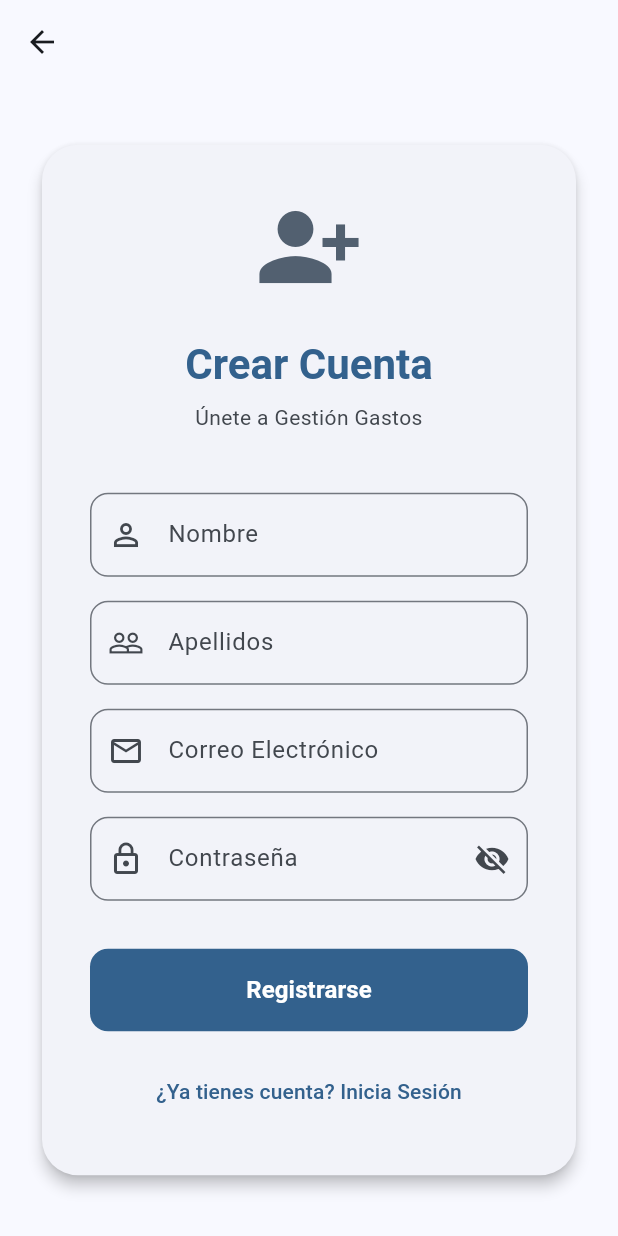
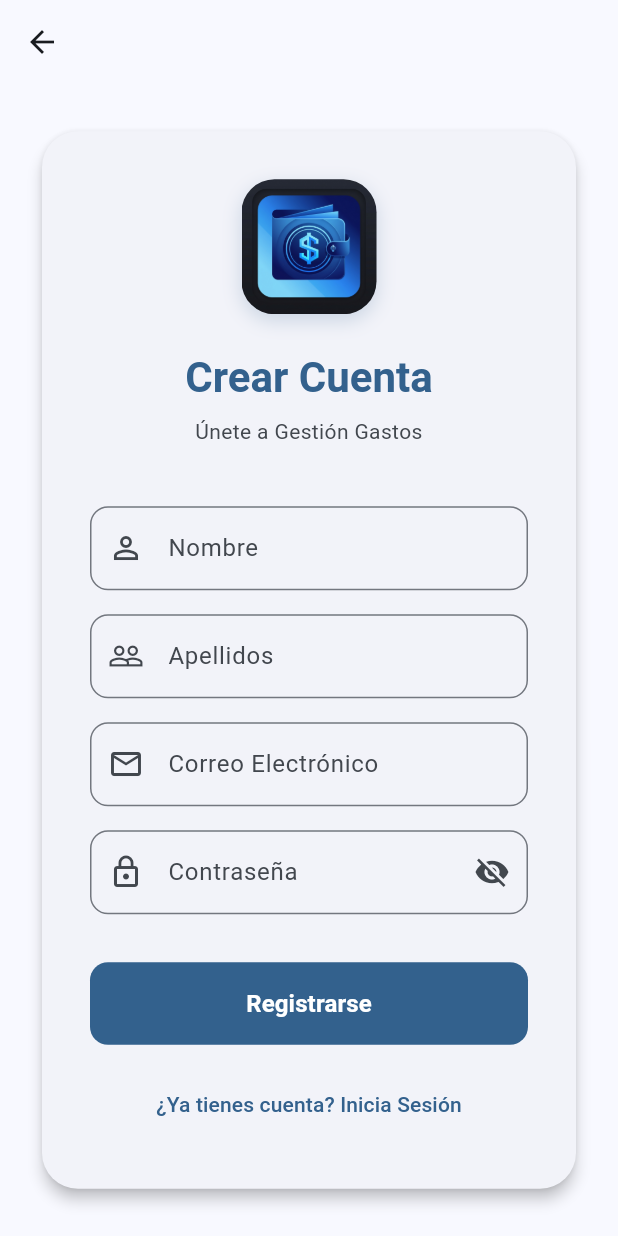
Before and after one commit to sergiohernandeznavarro89/gestion-gastos-mobile, a Flutter app: the screen it shows after launch, after a tap on "¿No tienes cuenta? Regístrate", on a phone screen of 412 x 824 dp. Run offline on Flutter 3.47's test engine with Material 3 defaults, Android fonts, the phone set to English and light mode, and no system bars; our stand-ins replace dio, flutter_riverpod, go_router, shared_preferences.

Commit message:
feat: implement mobile app screens, form dialogs, authentication, and core assets

```diff
--- a/lib/core/network/api_client.dart
+++ b/lib/core/network/api_client.dart
@@ -42,10 +42,13 @@ void configureDio() {
 }
 
 String _getBaseUrl() {
-  if (kIsWeb) {
-    // En el navegador, localhost apunta al PC
-    return 'https://localhost:7061/api';
+  if (kDebugMode) {
+    if (kIsWeb) {
+      return 'https://localhost:7061/api';
+    }
+    // En el emulador de Android, 10.0.2.2 es la IP para acceder al localhost del PC
+    return 'https://10.0.2.2:7061/api';
   }
-  // En el emulador de Android, 10.0.2.2 es la IP para acceder al localhost del PC
-  return 'https://10.0.2.2:7061/api';
+  // Producción
+  return 'https://gestiongastosapi.azurewebsites.net/api';
 }
--- /dev/null
+++ b/lib/core/widgets/custom_spinner.dart
@@ -0,0 +1,185 @@
+import 'package:flutter/material.dart';
+import 'dart:math' as math;
+
+class CustomSpinner extends StatefulWidget {
+  final double size;
+  final Color? color;
+
+  const CustomSpinner({
+    super.key,
+    this.size = 80.0,
+    this.color,
+  });
+
+  @override
+  State<CustomSpinner> createState() => _CustomSpinnerState();
+}
+
+class _CustomSpinnerState extends State<CustomSpinner> with SingleTickerProviderStateMixin {
+  late AnimationController _controller;
+
+  @override
+  void initState() {
+    super.initState();
+    _controller = AnimationController(
+      vsync: this,
+      duration: const Duration(seconds: 2),
+    )..repeat();
+  }
+
+  @override
+  void dispose() {
+    _controller.dispose();
+    super.dispose();
+  }
+
+  @override
+  Widget build(BuildContext context) {
+    // Si no se especifica color, dibujamos el spinner completo (con fondo azul como el icono)
+    final bool isFullIcon = widget.color == null;
+    final themeColor = widget.color ?? Colors.white;
+
+    Widget spinnerContent = SizedBox(
+      width: widget.size,
+      height: widget.size,
+      child: Stack(
+        alignment: Alignment.center,
+        children: [
+          // Centro fijo: símbolo del dólar
+          Text(
+            '\$',
+            style: TextStyle(
+              fontSize: widget.size * 0.45,
+              fontWeight: FontWeight.bold,
+              color: themeColor,
+            ),
+          ),
+          // Anillo interior girando a la izquierda (antihorario)
+          AnimatedBuilder(
+            animation: _controller,
+            builder: (context, child) {
+              return Transform.rotate(
+                angle: -_controller.value * 2.0 * math.pi * 1.5,
+                child: CustomPaint(
+                  size: Size(widget.size * 0.75, widget.size * 0.75),
+                  painter: _DashedCirclePainter(
+                    color: themeColor.withOpacity(0.8),
+                    strokeWidth: widget.size * 0.08,
+                    dashLength: widget.size * 0.2,
+                    gapLength: widget.size * 0.1,
+                  ),
+                ),
+              );
+            },
+          ),
+          // Anillo exterior girando a la derecha (horario)
+          AnimatedBuilder(
+            animation: _controller,
+            builder: (context, child) {
+              return Transform.rotate(
+                angle: _controller.value * 2.0 * math.pi,
+                child: CustomPaint(
+                  size: Size(widget.size, widget.size),
+                  painter: _DashedCirclePainter(
+                    color: themeColor,
+                    strokeWidth: widget.size * 0.1,
+                    dashLength: widget.size * 0.4,
+                    gapLength: widget.size * 0.15,
+                  ),
+                ),
+              );
+            },
+          ),
+        ],
+      ),
+    );
+
+    if (isFullIcon) {
+      // Añadir el fondo azul que simula la cartera
+      return Container(
+        width: widget.size * 1.5,
+        height: widget.size * 1.5,
+        decoration: BoxDecoration(
+          borderRadius: BorderRadius.circular(widget.size * 0.35),
+          gradient: const LinearGradient(
+            begin: Alignment.topLeft,
+            end: Alignment.bottomRight,
+            colors: [
+              Color(0xFF4FC3F7), // Light blue
+              Color(0xFF0277BD), // Darker blue
+              Color(0xFF01579B), // Darkest blue
+            ],
+          ),
+          boxShadow: [
+            BoxShadow(
+              color: Colors.blue.withOpacity(0.3),
+              blurRadius: widget.size * 0.2,
+              offset: Offset(0, widget.size * 0.1),
+            ),
+          ],
+        ),
+        child: Center(child: spinnerContent),
+      );
+    }
+
+    return spinnerContent;
+  }
+}
+
+class _DashedCirclePainter extends CustomPainter {
+  final Color color;
+  final double strokeWidth;
+  final double dashLength;
+  final double gapLength;
+
+  _DashedCirclePainter({
+    required this.color,
+    required this.strokeWidth,
+    required this.dashLength,
+    required this.gapLength,
+  });
+
+  @override
+  void paint(Canvas canvas, Size size) {
+    final rect = Rect.fromLTWH(0, 0, size.width, size.height);
+    final paint = Paint()
+      ..color = color
+      ..strokeWidth = strokeWidth
+      ..style = PaintingStyle.stroke
+      ..strokeCap = StrokeCap.round;
+
+    final circumference = math.pi * size.width;
+    final double totalDashSpace = dashLength + gapLength;
+    final int dashCount = (circumference / totalDashSpace).floor();
+
+    // Recalcular para que cierre perfecto
+    final double adjustedTotalSpace = circumference / dashCount;
+    final double adjustedDashLength = adjustedTotalSpace * (dashLength / totalDashSpace);
+    final double adjustedGapLength = adjustedTotalSpace - adjustedDashLength;
+
+    double startAngle = 0;
+
+    // Radio
+    final radius = size.width / 2;
+
+    for (int i = 0; i < dashCount; i++) {
+      final sweepAngle = (adjustedDashLength / circumference) * 2 * math.pi;
+      canvas.drawArc(
+        Rect.fromCircle(center: Offset(radius, radius), radius: radius),
+        startAngle,
+        sweepAngle,
+        false,
+        paint,
+      );
+      startAngle += sweepAngle + ((adjustedGapLength / circumference) * 2 * math.pi);
+    }
+  }
+
+  @override
+  bool shouldRepaint(covariant _DashedCirclePainter oldDelegate) {
+    return oldDelegate.color != color ||
+        oldDelegate.strokeWidth != strokeWidth ||
+        oldDelegate.dashLength != dashLength ||
+        oldDelegate.gapLength != gapLength;
+  }
+}
--- a/lib/features/accounts/presentation/accounts_screen.dart
+++ b/lib/features/accounts/presentation/accounts_screen.dart
@@ -1,6 +1,8 @@
 import 'package:flutter/material.dart';
 import 'package:flutter_riverpod/flutter_riverpod.dart';
+import 'package:intl/intl.dart';
 import 'accounts_provider.dart';
+import '../../../core/widgets/custom_spinner.dart';
 import 'widgets/account_form_dialog.dart';
 
 class AccountsScreen extends ConsumerWidget {
@@ -92,7 +94,7 @@ class AccountsScreen extends ConsumerWidget {
             ),
           );
         },
-        loading: () => const Center(child: CircularProgressIndicator()),
+        loading: () => const Center(child: CustomSpinner()),
         error: (error, stack) => Center(
           child: Column(
             mainAxisAlignment: MainAxisAlignment.center,
--- a/lib/features/accounts/presentation/widgets/account_form_dialog.dart
+++ b/lib/features/accounts/presentation/widgets/account_form_dialog.dart
@@ -1,5 +1,6 @@
 import 'package:flutter/material.dart';
 import 'package:flutter_riverpod/flutter_riverpod.dart';
+import '../../../../core/widgets/custom_spinner.dart';
 import '../../domain/account_models.dart';
 import '../accounts_provider.dart';
 
@@ -133,7 +134,7 @@ class _AccountFormDialogState extends ConsumerState<AccountFormDialog> {
                   FilledButton(
                     onPressed: _isLoading ? null : _submit,
                     child: _isLoading
-                      ? const SizedBox(width: 16, height: 16, child: CircularProgressIndicator(strokeWidth: 2, color: Colors.white))
+                      ? const SizedBox(width: 16, height: 16, child: CustomSpinner(size: 16, color: Colors.white))
                       : const Text('Guardar'),
                   ),
                 ],
--- a/lib/features/auth/presentation/login_screen.dart
+++ b/lib/features/auth/presentation/login_screen.dart
@@ -2,6 +2,7 @@ import 'package:flutter/material.dart';
 import 'package:flutter_riverpod/flutter_riverpod.dart';
 import 'package:go_router/go_router.dart';
 import 'auth_provider.dart';
+import '../../../core/widgets/custom_spinner.dart';
 
 class LoginScreen extends ConsumerStatefulWidget {
   const LoginScreen({super.key});
@@ -50,7 +51,24 @@ class _LoginScreenState extends ConsumerState<LoginScreen> {
                     mainAxisSize: MainAxisSize.min,
                     crossAxisAlignment: CrossAxisAlignment.stretch,
                     children: [
-                      Icon(Icons.account_balance_wallet, size: 72, color: theme.colorScheme.primary),
+                      Center(
+                        child: Container(
+                          width: 90,
+                          height: 90,
+                          decoration: BoxDecoration(
+                            borderRadius: BorderRadius.circular(22),
+                            boxShadow: [
+                              BoxShadow(
+                                color: theme.colorScheme.primary.withOpacity(0.2),
+                                blurRadius: 10,
+                                offset: const Offset(0, 4),
+                              ),
+                            ],
+                          ),
+                          clipBehavior: Clip.antiAlias,
+                          child: Image.asset('assets/images/app_icon.jpg', fit: BoxFit.cover),
+                        ),
+                      ),
                       const SizedBox(height: 24),
                       Text(
                         'Bienvenido',
@@ -113,11 +131,7 @@ class _LoginScreenState extends ConsumerState<LoginScreen> {
                           shape: RoundedRectangleBorder(borderRadius: BorderRadius.circular(12)),
                         ),
                         child: authState.isLoading
-                            ? const SizedBox(
-                                height: 20,
-                                width: 20,
-                                child: CircularProgressIndicator(strokeWidth: 2, color: Colors.white),
-                              )
+                            ? const CustomSpinner(size: 24, color: Colors.white)
                             : const Text('Iniciar Sesión', style: TextStyle(fontSize: 16, fontWeight: FontWeight.bold)),
                       ),
                       const SizedBox(height: 16),
--- a/lib/features/auth/presentation/register_screen.dart
+++ b/lib/features/auth/presentation/register_screen.dart
@@ -2,6 +2,7 @@ import 'package:flutter/material.dart';
 import 'package:flutter_riverpod/flutter_riverpod.dart';
 import 'package:go_router/go_router.dart';
 import 'auth_provider.dart';
+import '../../../core/widgets/custom_spinner.dart';
 
 class RegisterScreen extends ConsumerStatefulWidget {
   const RegisterScreen({super.key});
@@ -59,7 +60,24 @@ class _RegisterScreenState extends ConsumerState<RegisterScreen> {
                     mainAxisSize: MainAxisSize.min,
                     crossAxisAlignment: CrossAxisAlignment.stretch,
                     children: [
-                      Icon(Icons.person_add_alt_1, size: 72, color: theme.colorScheme.secondary),
+                      Center(
+                        child: Container(
+                          width: 90,
+                          height: 90,
+                          decoration: BoxDecoration(
+                            borderRadius: BorderRadius.circular(22),
+                            boxShadow: [
+                              BoxShadow(
+                                color: theme.colorScheme.primary.withOpacity(0.2),
+                                blurRadius: 10,
+                                offset: const Offset(0, 4),
+                              ),
+                            ],
+                          ),
+                          clipBehavior: Clip.antiAlias,
+                          child: Image.asset('assets/images/app_icon.jpg', fit: BoxFit.cover),
+                        ),
+                      ),
                       const SizedBox(height: 24),
                       Text(
                         'Crear Cuenta',
@@ -148,7 +166,7 @@ class _RegisterScreenState extends ConsumerState<RegisterScreen> {
                             ? const SizedBox(
                                 height: 20,
                                 width: 20,
-                                child: CircularProgressIndicator(strokeWidth: 2, color: Colors.white),
+                                child: CustomSpinner(size: 24, color: Colors.white),
                               )
                             : const Text('Registrarse', style: TextStyle(fontSize: 16, fontWeight: FontWeight.bold)),
                       ),
--- a/lib/features/categories/presentation/categories_screen.dart
+++ b/lib/features/categories/presentation/categories_screen.dart
@@ -1,5 +1,6 @@
 import 'package:flutter/material.dart';
 import 'package:flutter_riverpod/flutter_riverpod.dart';
+import '../../../core/widgets/custom_spinner.dart';
 import 'category_providers.dart';
 import 'widgets/category_form_dialog.dart';
 import 'widgets/subcategory_form_dialog.dart';
@@ -38,8 +39,8 @@ class CategoriesScreen extends ConsumerWidget {
             },
           );
         },
-        loading: () => const Center(child: CircularProgressIndicator()),
-        error: (err, stack) => Center(child: Text('Error: $err')),
+        loading: () => const Center(child: CustomSpinner()),
+        error: (error, stack) => Center(child: Text('Error: $error')),
       ),
       floatingActionButton: FloatingActionButton(
         onPressed: () {
--- a/lib/features/categories/presentation/widgets/category_form_dialog.dart
+++ b/lib/features/categories/presentation/widgets/category_form_dialog.dart
@@ -1,5 +1,6 @@
 import 'package:flutter/material.dart';
 import 'package:flutter_riverpod/flutter_riverpod.dart';
+import '../../../../core/widgets/custom_spinner.dart';
 import '../../domain/category_models.dart';
 import '../category_providers.dart';
 
@@ -109,7 +110,7 @@ class _CategoryFormDialogState extends ConsumerState<CategoryFormDialog> {
                   FilledButton(
                     onPressed: _isLoading ? null : _submit,
                     child: _isLoading
-                      ? const SizedBox(width: 16, height: 16, child: CircularProgressIndicator(strokeWidth: 2, color: Colors.white))
+                      ? const SizedBox(width: 16, height: 16, child: CustomSpinner(size: 16, color: Colors.white))
                       : const Text('Guardar'),
                   ),
                 ],
--- a/lib/features/categories/presentation/widgets/subcategory_form_dialog.dart
+++ b/lib/features/categories/presentation/widgets/subcategory_form_dialog.dart
@@ -1,5 +1,6 @@
 import 'package:flutter/material.dart';
 import 'package:flutter_riverpod/flutter_riverpod.dart';
+import '../../../../core/widgets/custom_spinner.dart';
 import '../../domain/category_models.dart';
 import '../category_providers.dart';
 
@@ -110,7 +111,7 @@ class _SubCategoryFormDialogState extends ConsumerState<SubCategoryFormDialog> {
                   FilledButton(
                     onPressed: _isLoading ? null : _submit,
                     child: _isLoading
-                      ? const SizedBox(width: 16, height: 16, child: CircularProgressIndicator(strokeWidth: 2, color: Colors.white))
+                      ? const SizedBox(width: 16, height: 16, child: CustomSpinner(size: 16, color: Colors.white))
                       : const Text('Guardar'),
                   ),
                 ],
--- a/lib/features/expenses/presentation/home_screen.dart
+++ b/lib/features/expenses/presentation/home_screen.dart
@@ -1,5 +1,6 @@
 import 'package:flutter/material.dart';
 import 'package:flutter_riverpod/flutter_riverpod.dart';
+import '../../../core/widgets/custom_spinner.dart';
 import 'home_provider.dart';
 import 'widgets/account_slider.dart';
 import 'widgets/pending_items_list.dart';
@@ -88,7 +89,7 @@ class _HomeScreenState extends ConsumerState<HomeScreen> {
             ),
           );
         },
-        loading: () => const Center(child: CircularProgressIndicator()),
+        loading: () => const Center(child: CustomSpinner()),
         error: (error, stackTrace) => Center(
           child: Padding(
             padding: const EdgeInsets.all(24.0),
```
Also changed, not shown: lib/features/transactions/presentation/transactions_screen.dart (+4 -3 lines), lib/features/transactions/presentation/widgets/item_form_dialog.dart (+4 -3 lines), lib/features/transactions/presentation/widgets/payment_form_dialog.dart (+4 -3 lines), lib/features/transactions/presentation/widgets/transfer_form_dialog.dart (+4 -3 lines), pubspec.yaml (+23 -13 lines), assets/images/app_icon.jpg (added), pubspec.lock, 7 other files.
